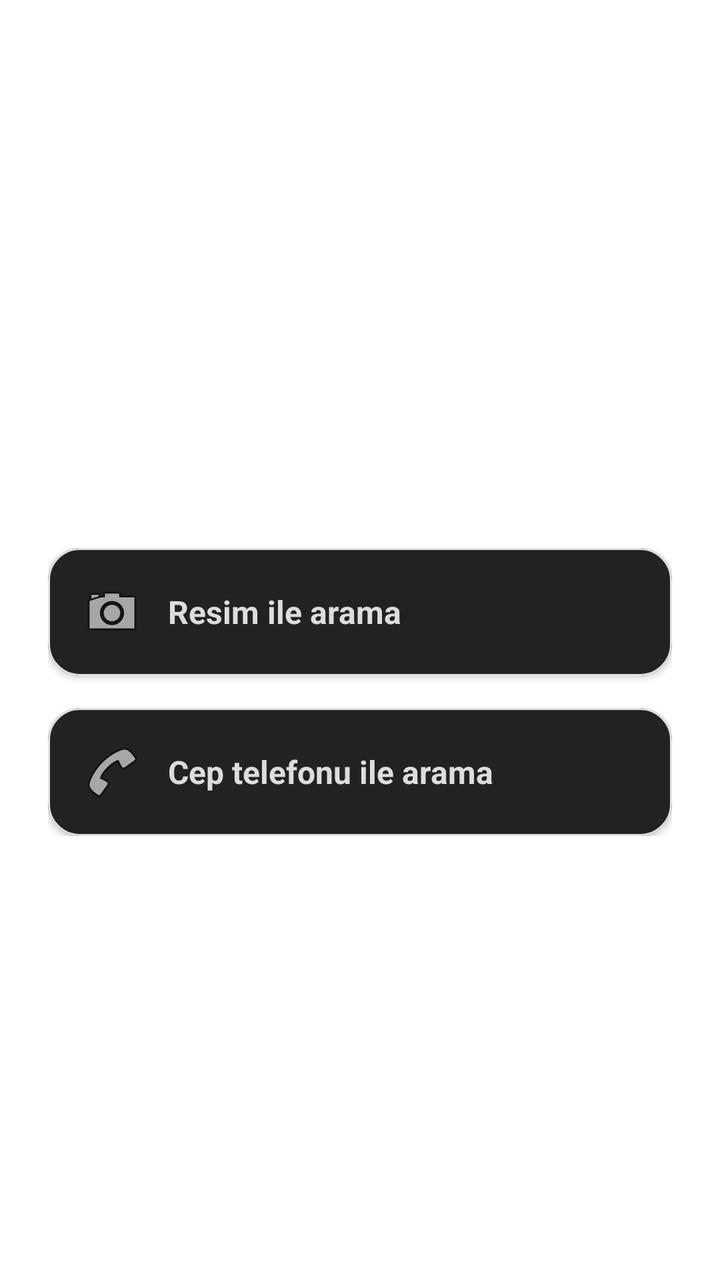
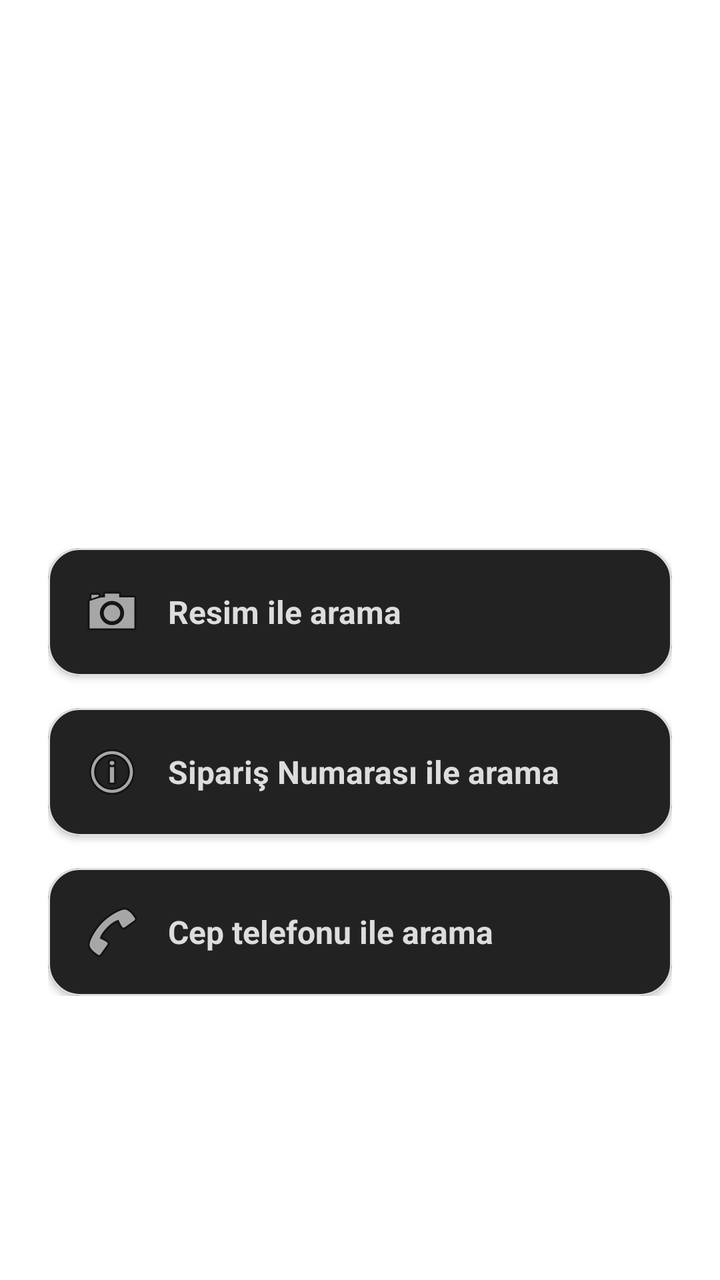

An Android layout rendered at two revisions. The XML below is the earlier revision; the diff shows what the commit changed to produce the second picture.
<!-- AndroidManifest.xml: application theme Theme.MaterialComponents.NoActionBar -->
<!-- res/layout/activity_search_order.xml -->
<?xml version="1.0" encoding="utf-8"?>
<androidx.constraintlayout.widget.ConstraintLayout xmlns:android="http://schemas.android.com/apk/res/android"
    xmlns:app="http://schemas.android.com/apk/res-auto"
    xmlns:tools="http://schemas.android.com/tools"
    android:id="@+id/layoutSearchOrder"
    android:layout_width="match_parent"
    android:layout_height="match_parent"
    android:orientation="vertical"
    android:gravity="center"
    android:background="@android:color/white"
    android:padding="24dp"
    android:fitsSystemWindows="true">

    <ImageView
        android:id="@+id/imgAppLogo"
        android:layout_width="80dp"
        android:layout_height="80dp"
        android:layout_marginTop="20dp"
        android:contentDescription="@string/app_name"
        app:layout_constraintEnd_toEndOf="parent"
        app:layout_constraintStart_toStartOf="parent"
        app:layout_constraintTop_toTopOf="parent"
        android:src="@mipmap/ic_launcher" />

    <LinearLayout
        android:layout_width="match_parent"
        android:layout_height="wrap_content"
        android:foregroundGravity="center"
        android:gravity="center_horizontal"
        android:layout_marginTop="150dp"
        android:orientation="vertical"
        app:layout_constraintTop_toBottomOf="@+id/imgAppLogo"
        tools:layout_editor_absoluteX="128dp">

        
        <com.google.android.material.card.MaterialCardView
            android:id="@+id/btnSearchByImage"
            android:layout_width="match_parent"
            android:layout_height="wrap_content"
            app:cardCornerRadius="16dp"
            app:cardElevation="2dp"
            app:strokeColor="#E0E0E0"
            app:strokeWidth="1dp">

            <LinearLayout
                android:layout_width="match_parent"
                android:layout_height="wrap_content"
                android:gravity="center_vertical"
                android:orientation="horizontal"
                android:padding="16dp">

                <ImageView
                    android:layout_width="32dp"
                    android:layout_height="32dp"
                    android:contentDescription="@string/search_order_button_by_image"
                    android:src="@android:drawable/ic_menu_camera" />

                <TextView
                    android:layout_width="0dp"
                    android:layout_height="wrap_content"
                    android:layout_marginStart="12dp"
                    android:layout_weight="1"
                    android:text="@string/search_order_button_by_image"
                    android:textColor="#DDDDDD"
                    android:textSize="16sp"
                    android:textStyle="bold" />
            </LinearLayout>
        </com.google.android.material.card.MaterialCardView>

        
        <com.google.android.material.card.MaterialCardView
            android:id="@+id/btnSearchByOrderId"
            android:layout_width="match_parent"
            android:layout_height="wrap_content"
            android:layout_marginTop="16dp"
            app:cardCornerRadius="16dp"
            app:cardElevation="2dp"
            app:strokeColor="#E0E0E0"
            android:visibility="gone"
            app:strokeWidth="1dp">

            <LinearLayout
                android:layout_width="match_parent"
                android:layout_height="wrap_content"
                android:gravity="center_vertical"
                android:orientation="horizontal"
                android:padding="16dp">

                <ImageView
                    android:layout_width="32dp"
                    android:layout_height="32dp"
                    android:contentDescription="@string/search_order_button_by_id"
                    android:src="@android:drawable/ic_menu_info_details" />

                <TextView
                    android:layout_width="0dp"
                    android:layout_height="wrap_content"
                    android:layout_marginStart="12dp"
                    android:layout_weight="1"
                    android:text="@string/search_order_button_by_id"
                    android:textColor="#DDDDDD"
                    android:textSize="16sp"
                    android:textStyle="bold" />
            </LinearLayout>
        </com.google.android.material.card.MaterialCardView>

        
        <com.google.android.material.card.MaterialCardView
            android:id="@+id/btnSearchByPhone"
            android:layout_width="match_parent"
            android:layout_height="wrap_content"
            android:layout_marginTop="16dp"
            app:cardCornerRadius="16dp"
            app:cardElevation="2dp"
            app:strokeColor="#E0E0E0"
            app:strokeWidth="1dp">

            <LinearLayout
                android:layout_width="match_parent"
                android:layout_height="wrap_content"
                android:gravity="center_vertical"
                android:orientation="horizontal"
                android:padding="16dp">

                <ImageView
                    android:layout_width="32dp"
                    android:layout_height="32dp"
                    android:contentDescription="@string/search_order_button_by_phone"
                    android:src="@android:drawable/ic_menu_call" />

                <TextView
                    android:layout_width="0dp"
                    android:layout_height="wrap_content"
                    android:layout_marginStart="12dp"
                    android:layout_weight="1"
                    android:text="@string/search_order_button_by_phone"
                    android:textColor="#DDDDDD"
                    android:textSize="16sp"
                    android:textStyle="bold" />
            </LinearLayout>
        </com.google.android.material.card.MaterialCardView>


    </LinearLayout>


</androidx.constraintlayout.widget.ConstraintLayout>
<!-- resources referenced by this layout -->
<resources>
  <!-- mipmap ic_launcher (mipmap-anydpi-v26) -->
  <?xml version="1.0" encoding="utf-8"?>
  <adaptive-icon xmlns:android="http://schemas.android.com/apk/res/android">
      <background android:drawable="@drawable/ic_launcher_background"/>
      <foreground android:drawable="@mipmap/ic_launcher_foreground"/>
  </adaptive-icon>
  <string name="app_name">EsnApp</string>
  <string name="search_order_button_by_id">Sipariş Numarası ile arama</string>
  <string name="search_order_button_by_image">Resim ile arama</string>
  <string name="search_order_button_by_phone">Cep telefonu ile arama</string>
  <!-- drawable ic_launcher_background: vector/xml drawable (drawable, 4866 chars, omitted) -->
</resources>

<!-- the commit's change to res/layout/activity_search_order.xml (unified diff, before → after) -->
@@ -76,7 +76,6 @@
             app:cardCornerRadius="16dp"
             app:cardElevation="2dp"
             app:strokeColor="#E0E0E0"
-            android:visibility="gone"
             app:strokeWidth="1dp">
 
             <LinearLayout
